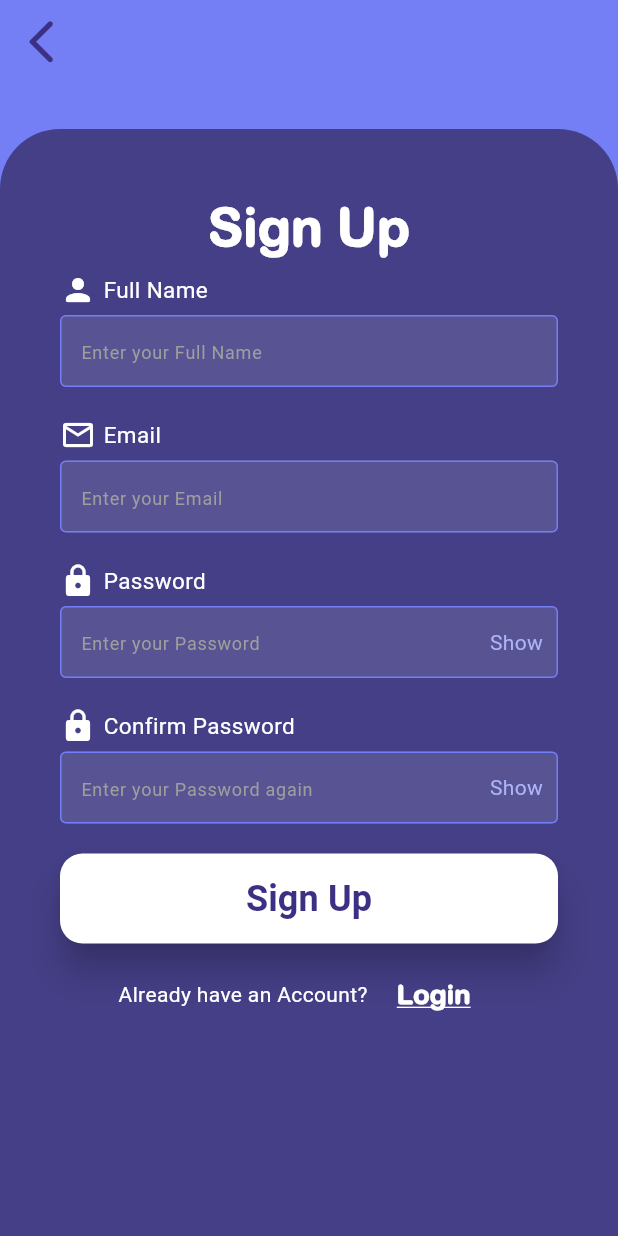
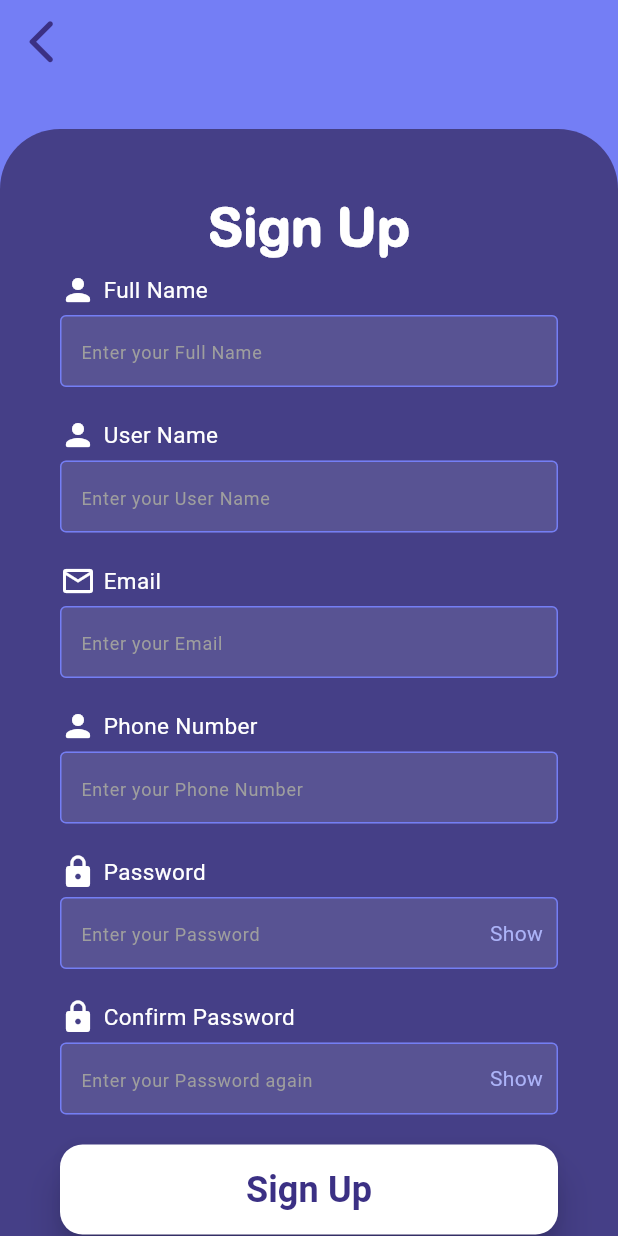
Before and after one commit to MohamedYasser343/Nexus, a Flutter app: the SignupPage screen opened directly, on a phone screen of 412 x 824 dp. Run offline on Flutter 3.47's test engine with Material 3 defaults, Android fonts, the phone set to English and light mode, and no system bars; our stand-ins replace animated_splash_screen, intl_phone_number_input, page_transition; missing offline and left inert: flutter_splash_screen.

Commit message:
fixed the phone number field options, modified another way to decorate error
Co-Authored-By: Mohamed Hussein <154609516+MoHussein197@users.noreply.github.com>

```diff
--- a/Frontend/Mobile_App/nexus/lib/screens/auth/signup.dart
+++ b/Frontend/Mobile_App/nexus/lib/screens/auth/signup.dart
@@ -2,6 +2,7 @@
 import 'package:flutter/material.dart';
 import 'package:Nexus/screens/auth/Login.dart';
 import 'package:Nexus/screens/home/home.dart';
+import 'package:intl_phone_number_input/intl_phone_number_input.dart';
 class SignupPage extends StatefulWidget {
   @override
   State<SignupPage> createState() => _SignupPageState();
@@ -80,11 +81,17 @@
                           child: Column(
                             children: <Widget>[
                               SizedBox(height: 5),
+                              // fullname text field position
+                              buildfullnameField(),
+                              SizedBox(height: 20),
                               // username text field position
                               buildusernameField(),
                               SizedBox(height: 20),
                               // Email text field position
                               buildEmailField(),
+                              SizedBox(height: 20),
+                              // phone number text field position
+                              buildphonenumberField(),
                               SizedBox(height: 20),
                               // Password text field position
                               buildPasswordField(),
@@ -168,12 +175,7 @@
                           MaterialButton(
                             elevation: 10,
                             onPressed: () {
-                              Navigator.push(
-                                context,
-                                MaterialPageRoute(
-                                  builder: (context) => LoginPage(),
-                                ),
-                              );
+                              Navigator.push(context,MaterialPageRoute(builder: (context) => LoginPage(),),);
                             },
                             child: Text(
                               "Login",
@@ -199,8 +201,7 @@
       ),
     );
   }
-
-  Widget buildusernameField() {
+  Widget buildfullnameField() {
     return Column(
       crossAxisAlignment: CrossAxisAlignment.start,
       children: <Widget>[
@@ -253,12 +254,81 @@
             border: OutlineInputBorder(
               borderSide: BorderSide(color: Colors.white),
             ),
+            // error decoration
+            errorStyle: TextStyle(color: Colors.orange),
+            errorBorder: OutlineInputBorder(
+            borderSide: BorderSide(color: Colors.orange),),
+            focusedErrorBorder: OutlineInputBorder(
+            borderSide: BorderSide(color: Colors.yellow),),
           ),
         ),
       ],
     );
   }
-
+    Widget buildusernameField() {
+    return Column(
+      crossAxisAlignment: CrossAxisAlignment.start,
+      children: <Widget>[
+        Row(
+          children: [
+            Icon(
+              Icons.person_rounded,
+              color: Colors.white,
+            ),
+            SizedBox(width: 5),
+            Text(
+              "User Name",
+              style: TextStyle(
+                fontSize: 15,
+                fontWeight: FontWeight.w400,
+                color: Colors.white,
+              ),
+            ),
+          ],
+        ),
+        SizedBox(
+          height: 5,
+        ),
+        TextFormField(
+          validator: (value) {
+            if (value == null || value.isEmpty) {
+              return 'Please enter your Unique User Name';
+            }
+            return null;
+          },
+          cursorColor: Colors.white,
+          style: TextStyle(
+            color: Colors.white,
+          ),
+          decoration: InputDecoration(
+            fillColor: const Color.fromARGB(26, 255, 255, 255),
+            filled: true,
+            hintText: "Enter your User Name",
+            hintStyle: TextStyle(
+              color: Colors.grey,
+              fontSize: 12,
+            ),
+            contentPadding: EdgeInsets.symmetric(vertical: 0, horizontal: 10),
+            enabledBorder: OutlineInputBorder(
+              borderSide: BorderSide(color: Color(0xFF747EF5)),
+            ),
+            focusedBorder: OutlineInputBorder(
+              borderSide: BorderSide(color: Colors.white),
+            ),
+            border: OutlineInputBorder(
+              borderSide: BorderSide(color: Colors.white),
+            ),
+            // error decoration
+            errorStyle: TextStyle(color: Colors.orange),
+            errorBorder: OutlineInputBorder(
+            borderSide: BorderSide(color: Colors.orange),),
+            focusedErrorBorder: OutlineInputBorder(
+            borderSide: BorderSide(color: Colors.yellow),),
+          ),
+        ),
+      ],
+    );
+  }
   Widget buildEmailField() {
     return Column(
       crossAxisAlignment: CrossAxisAlignment.start,
@@ -312,12 +382,82 @@
             border: OutlineInputBorder(
               borderSide: BorderSide(color: Colors.white),
             ),
+            // error decoration
+            errorStyle: TextStyle(color: Colors.orange),
+            errorBorder: OutlineInputBorder(
+            borderSide: BorderSide(color: Colors.orange),),
+            focusedErrorBorder: OutlineInputBorder(
+            borderSide: BorderSide(color: Colors.yellow),),
           ),
         ),
       ],
     );
   }
-
+    Widget buildphonenumberField() {
+    return Column(
+      crossAxisAlignment: CrossAxisAlignment.start,
+      children: <Widget>[
+        Row(
+          children: [
+            Icon(
+              Icons.person_rounded,
+              color: Colors.white,
+            ),
+            SizedBox(width: 5),
+            Text(
+              "Phone Number",
+              style: TextStyle(
+                fontSize: 15,
+                fontWeight: FontWeight.w400,
+                color: Colors.white,
+              ),
+            ),
+          ],
+        ),
+        SizedBox(
+          height: 5,
+        ),
+        TextFormField(
+          validator: (value) {
+            if (value == null || value.isEmpty) {
+              return 'Please enter your Phone Number';
+            }
+            return null;
+          },
+          cursorColor: Colors.white,
+          style: TextStyle(
+            color: Colors.white,
+          ),
+          decoration: InputDecoration(
+            fillColor: const Color.fromARGB(26, 255, 255, 255),
+            filled: true,
+            hintText: "Enter your Phone Number",
+            hintStyle: TextStyle(
+              color: Colors.grey,
+              fontSize: 12,
+            ),
+            contentPadding: EdgeInsets.symmetric(vertical: 0, horizontal: 10),
+            enabledBorder: OutlineInputBorder(
+              borderSide: BorderSide(color: Color(0xFF747EF5)),
+            ),
+            focusedBorder: OutlineInputBorder(
+              borderSide: BorderSide(color: Colors.white),
+            ),
+            border: OutlineInputBorder(
+              borderSide: BorderSide(color: Colors.white),
+            ),
+            // error decoration
+            errorStyle: TextStyle(color: Colors.orange),
+            errorBorder: OutlineInputBorder(
+            borderSide: BorderSide(color: Colors.orange),
+          ),
+            focusedErrorBorder: OutlineInputBorder(
+            borderSide: BorderSide(color: Colors.yellow),),
+          ),
+        ),
+      ],
+    );
+  }
   Widget buildPasswordField() {
     return Column(
       crossAxisAlignment: CrossAxisAlignment.start,
@@ -379,6 +519,12 @@
             border: OutlineInputBorder(
               borderSide: BorderSide(color: Colors.white),
             ),
+            // error decoration
+            errorStyle: TextStyle(color: Colors.orange),
+            errorBorder: OutlineInputBorder(
+            borderSide: BorderSide(color: Colors.orange),),
+            focusedErrorBorder: OutlineInputBorder(
+            borderSide: BorderSide(color: Colors.yellow),),
             suffixIcon: IconButton(
               onPressed: () {
                 setState(() {
@@ -403,7 +549,6 @@
       ],
     );
   }
-
   Widget buildconfirmPasswordField() {
     return Column(
       crossAxisAlignment: CrossAxisAlignment.start,
@@ -465,6 +610,12 @@
             border: OutlineInputBorder(
               borderSide: BorderSide(color: Colors.white),
             ),
+            // error decoration
+            errorStyle: TextStyle(color: Colors.orange),
+            errorBorder: OutlineInputBorder(
+            borderSide: BorderSide(color: Colors.orange),),
+            focusedErrorBorder: OutlineInputBorder(
+            borderSide: BorderSide(color: Colors.yellow),),
             suffixIcon: IconButton(
               onPressed: () {
                 setState(() {
--- a/Frontend/Mobile_App/nexus/pubspec.yaml
+++ b/Frontend/Mobile_App/nexus/pubspec.yaml
@@ -35,6 +35,7 @@
   animated_splash_screen: ^1.3.0
   page_transition: ^2.1.0
   flutter_splash_screen: ^2.0.1+1
+  intl_phone_number_input: ^0.7.4
 
 flutter_launcher_icons:
   android: true
```
Also changed, not shown: Frontend/Mobile_App/nexus/pubspec.lock.
